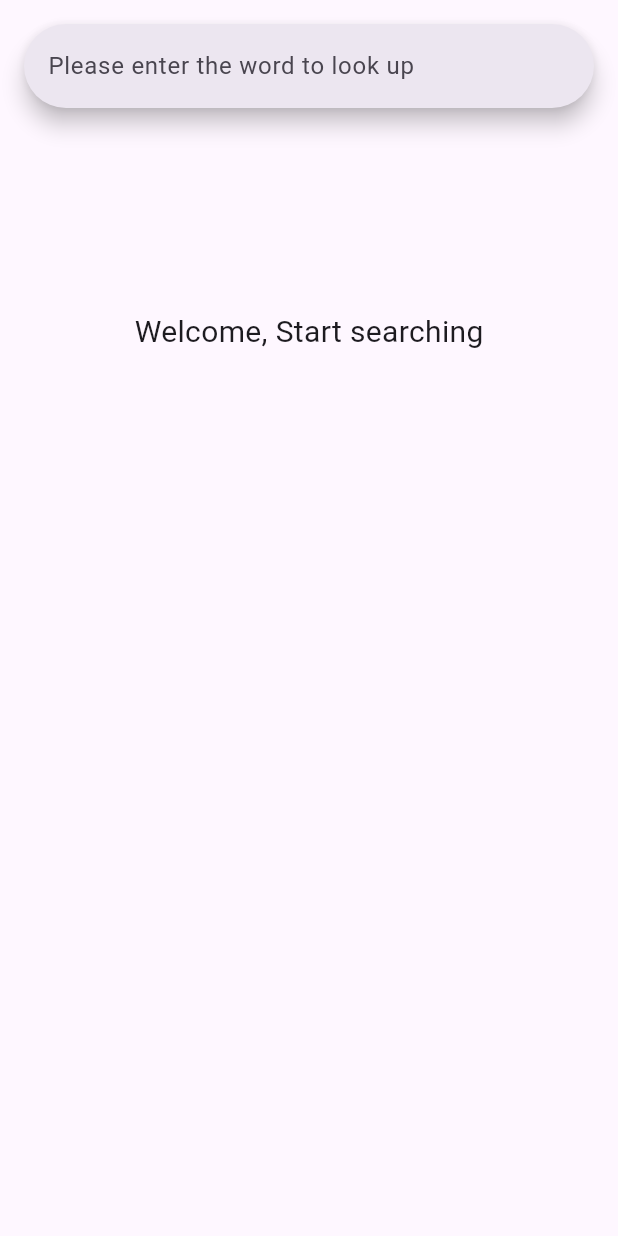
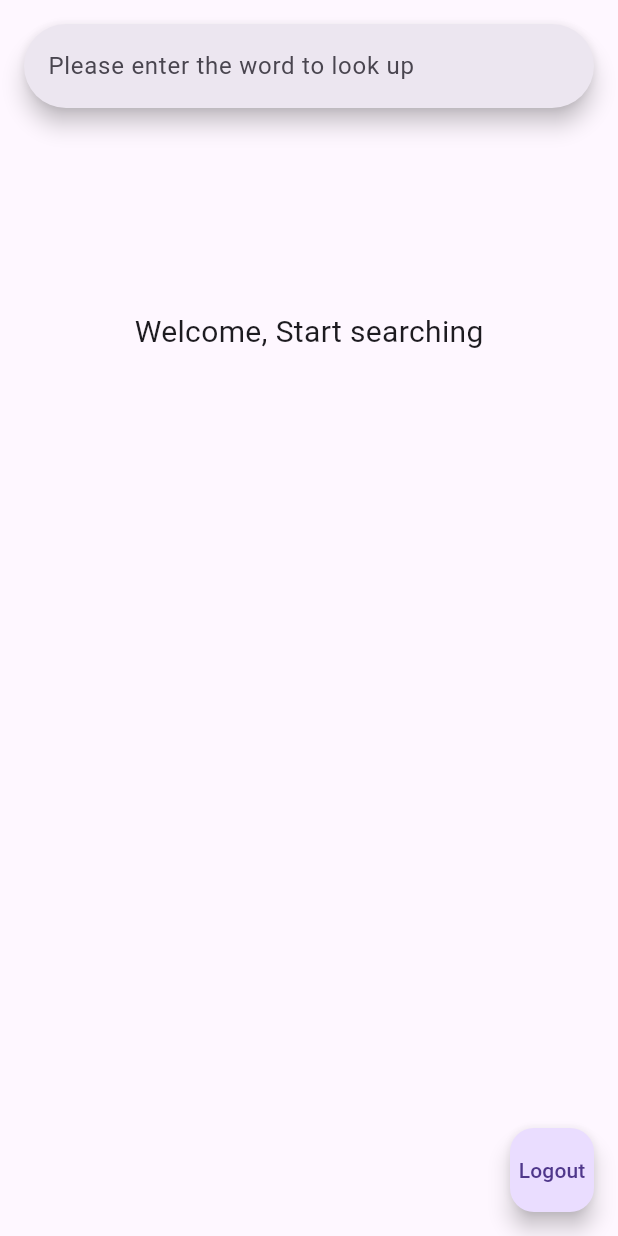
Before and after one commit to zhe-student-tafesa/dictionary-flutter, a Flutter app: the HomePage screen opened directly, on a phone screen of 412 x 824 dp. Run offline on Flutter 3.47's test engine with Material 3 defaults, Android fonts, the phone set to English and light mode, and no system bars; our stand-ins replace flutter_easyloading, flutter_riverpod, package_info.

Commit message:
1. finish login and logout;

```diff
--- a/lib/app/modules/home/home_page.dart
+++ b/lib/app/modules/home/home_page.dart
@@ -1,17 +1,21 @@
+import 'package:dictionary_flutter/app/modules/login/controllers/auth_controller.dart';
 import 'package:dictionary_flutter/app/network/api.dart';
+import 'package:dictionary_flutter/app/routes/app_routes.dart';
+import 'package:dictionary_flutter/app/routes/router_delegate.dart';
 import 'package:dictionary_flutter/common/values/string_manager.dart';
 import 'package:flutter/material.dart';
+import 'package:flutter_riverpod/flutter_riverpod.dart';
 
 import '../../models/response_model.dart';
 
-class HomePage extends StatefulWidget {
+class HomePage extends ConsumerStatefulWidget {
   const HomePage({super.key});
 
   @override
-  State<HomePage> createState() => _HomePageState();
+  _HomePageState createState() => _HomePageState();
 }
 
-class _HomePageState extends State<HomePage> {
+class _HomePageState extends ConsumerState<HomePage> {
   bool _inProgress = false;
   DictionaryResponseModel? responseModel;
   String noDataText = DictionaryStrings.welcomeStartSearching;
@@ -37,6 +41,13 @@ class _HomePageState extends State<HomePage> {
                 _noDataWidget(),
             ],
           ),
+        ),
+        floatingActionButton: FloatingActionButton(
+          child: const Text('Logout'),
+          onPressed: () {
+            ref.read(authProvider.notifier).logout();
+            FDRouterDelegate.instance.push(FlutterDicRoutePath.splash());
+          },
         ),
       )),
     );
```
Also changed, not shown: lib/app/modules/login/controllers/auth_controller.dart (added, +17 -0 lines), lib/app/modules/login/login_page.dart (+7 -3 lines), lib/app/modules/login/splash_page.dart (+11 -5 lines).
